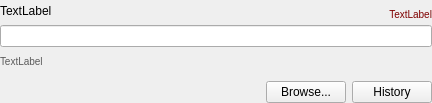
First picture: the form in GUI/Qt/Components/FileChooserPanelWithHistory.ui, repository pyushkevich/itksnap, before the edit.
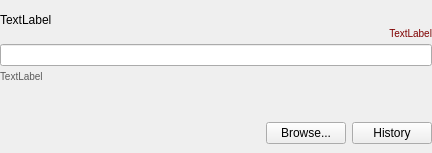
Second picture: the form after the edit.

The edit to the form file:
```diff
--- a/GUI/Qt/Components/FileChooserPanelWithHistory.ui
+++ b/GUI/Qt/Components/FileChooserPanelWithHistory.ui
@@ -7,7 +7,7 @@
     <x>0</x>
     <y>0</y>
     <width>432</width>
-    <height>103</height>
+    <height>153</height>
    </rect>
   </property>
   <property name="windowTitle">
@@ -79,6 +79,24 @@
     <widget class="QLineEdit" name="inFilename"/>
    </item>
    <item>
+    <widget class="QWidget" name="widget" native="true">
+     <layout class="QHBoxLayout" name="horizontalLayout_3">
+      <property name="spacing">
+       <number>0</number>
+      </property>
+      <property name="leftMargin">
+       <number>0</number>
+      </property>
+      <property name="topMargin">
+       <number>0</number>
+      </property>
+      <property name="rightMargin">
+       <number>0</number>
+      </property>
+      <property name="bottomMargin">
+       <number>0</number>
+      </property>
+      <item alignment="Qt::AlignTop">
     <widget class="QLabel" name="outSavePath">
      <property name="styleSheet">
       <string notr="true">font-size:10px; color: rgb(91, 91, 91);</string>
@@ -102,10 +120,13 @@
      <property name="sizeHint" stdset="0">
       <size>
        <width>20</width>
-       <height>6</height>
+          <height>28</height>
       </size>
      </property>
     </spacer>
+      </item>
+     </layout>
+    </widget>
    </item>
    <item>
     <widget class="QWidget" name="wButtonPanel" native="true">
```
Lines whose indentation alone changed are shown as unchanged.
